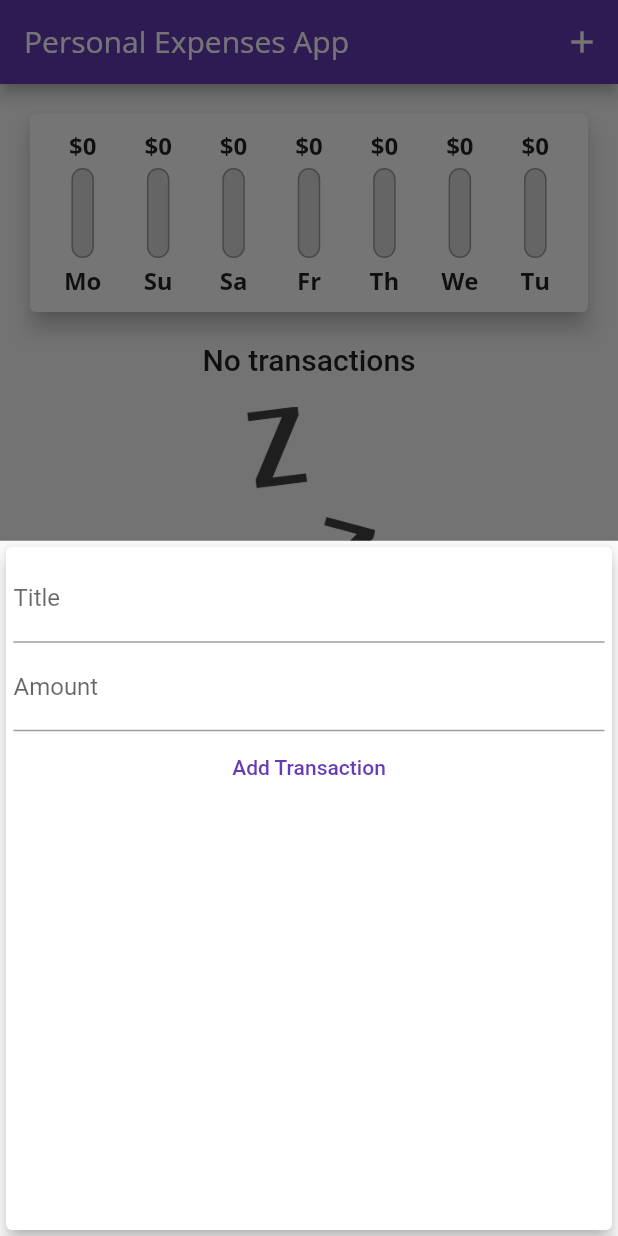
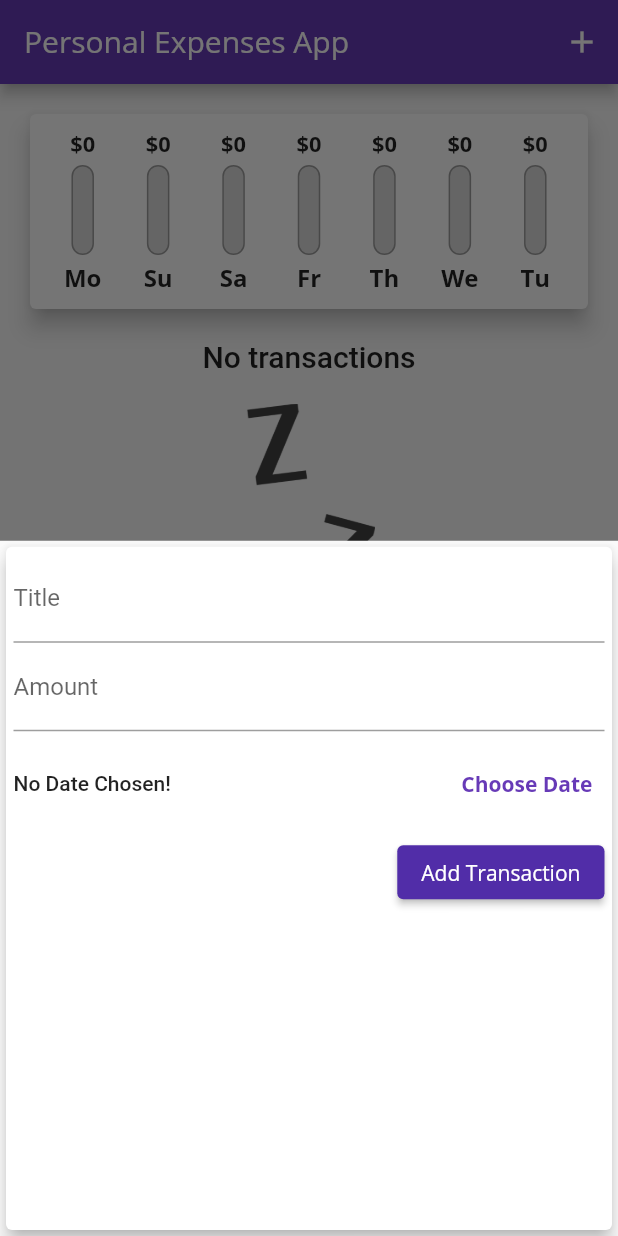
Before and after one commit to sharathbennur/personal_expenses_app, a Flutter app: the screen it shows after launch, after a tap on the "add" icon, on a phone screen of 412 x 824 dp. Run offline on Flutter 3.47's test engine with Material 2 defaults, Android fonts, the phone set to English and light mode, and no system bars.

Commit message:
added transaction date, and ability to compute percentages and display them

```diff
--- a/lib/main.dart
+++ b/lib/main.dart
@@ -18,15 +18,17 @@ class MyApp extends StatelessWidget {
       theme: ThemeData(
         primarySwatch: Colors.deepPurple,
         accentColor: Colors.purple,
-        fontFamily: 'QuickSand',
+        fontFamily: 'OpenSans',
         textTheme: ThemeData.light().textTheme.copyWith(
-                bodyText2: const TextStyle(
-              fontFamily: 'OpenSans',
-              fontWeight: FontWeight.bold,
-              fontSize: 16,
-            )),
+              bodyText2: const TextStyle(
+                fontFamily: 'OpenSans',
+                fontWeight: FontWeight.bold,
+                fontSize: 16,
+              ),
+              button: TextStyle(color: Colors.white),
+            ),
         appBarTheme: const AppBarTheme(
-            titleTextStyle: TextStyle(fontFamily: 'OpenSans', fontSize: 20)),
+            titleTextStyle: TextStyle(fontFamily: 'QuickSand', fontSize: 20)),
       ),
       home: MyHomePage(),
     );
@@ -65,12 +67,13 @@ class _MyHomePageState extends State<MyHomePage> {
     }).toList();
   }
 
-  void _addNewTransaction(String titleTx, double amountTx) {
+  void _addNewTransaction(
+      String titleTx, double amountTx, DateTime datePicked) {
     final newTx = Transaction(
         id: uuid.v1(),
         title: titleTx,
         amount: amountTx,
-        transactionDate: DateTime.now());
+        transactionDate: datePicked);
 
     setState(() {
       _userTransactions.add(newTx);
--- a/lib/widgets/chart_bar.dart
+++ b/lib/widgets/chart_bar.dart
@@ -11,8 +11,11 @@ class ChartBar extends StatelessWidget {
   Widget build(BuildContext context) {
     return Column(
       children: <Widget>[
-        FittedBox(
-          child: Text('\$${amountDay.toStringAsFixed(0)}'),
+        Container(
+          height: 20,
+          child: FittedBox(
+            child: Text('\$${amountDay.toStringAsFixed(0)}'),
+          ),
         ),
         const SizedBox(
           height: 4,
@@ -31,6 +34,7 @@ class ChartBar extends StatelessWidget {
               ),
               FractionallySizedBox(
                 heightFactor: amountPctDay,
+                alignment: FractionalOffset.bottomCenter,
                 child: Container(
                   decoration: BoxDecoration(
                     color: Theme.of(context).primaryColor,
--- a/lib/widgets/new_transaction.dart
+++ b/lib/widgets/new_transaction.dart
@@ -1,4 +1,5 @@
 import 'package:flutter/material.dart';
+import 'package:intl/intl.dart';
 
 class NewTransaction extends StatefulWidget {
   final Function addTx;
@@ -10,23 +11,40 @@ class NewTransaction extends StatefulWidget {
 }
 
 class _NewTransactionState extends State<NewTransaction> {
-  final titleController = TextEditingController();
-  final amountController = TextEditingController();
+  final _titleController = TextEditingController();
+  final _amountController = TextEditingController();
+  DateTime? _selectedDate = null;
 
-  void submitTx() {
-    final enteredTitle = titleController.text;
-    final enteredAmount = double.parse(amountController.text);
+  void _submitTx() {
+    if (_amountController.text.isEmpty) {
+      return;
+    }
+    final enteredTitle = _titleController.text;
+    final enteredAmount = double.parse(_amountController.text);
 
-    if (enteredTitle.isEmpty || enteredAmount <= 0) {
+    if (enteredTitle.isEmpty || enteredAmount <= 0 || _selectedDate == null) {
       return;
     }
 
-    widget.addTx(
-      enteredTitle,
-      enteredAmount,
-    );
+    widget.addTx(enteredTitle, enteredAmount, _selectedDate);
 
     Navigator.of(context).pop();
+  }
+
+  void _presentDatePicker() {
+    showDatePicker(
+            context: context,
+            initialDate: DateTime.now(),
+            firstDate: DateTime(2020),
+            lastDate: DateTime.now())
+        .then((pickedDate) {
+      if (pickedDate == null) {
+        return;
+      }
+      setState(() {
+        _selectedDate = pickedDate;
+      });
+    });
   }
 
   @override
@@ -42,23 +60,53 @@ class _NewTransactionState extends State<NewTransaction> {
               decoration: const InputDecoration(
                 labelText: 'Title',
               ),
-              controller: titleController,
-              onSubmitted: (_) => submitTx(),
+              controller: _titleController,
+              onSubmitted: (_) => _submitTx(),
             ),
             TextField(
               decoration: const InputDecoration(
                 labelText: 'Amount',
               ),
-              controller: amountController,
+              controller: _amountController,
               keyboardType: TextInputType.number,
-              onSubmitted: (_) => submitTx(),
+              onSubmitted: (_) => _submitTx(),
             ),
-            TextButton(
-              onPressed: submitTx,
-              child: const Text(
-                'Add Transaction',
+            Container(
+              height: 70,
+              child: Row(
+                children: <Widget>[
+                  Expanded(
+                    child: Text(
+                      (_selectedDate == null
+                          ? 'No Date Chosen!'
+                          : 'Picked Date: ${DateFormat.yMd().format(_selectedDate!)}'),
+                      style: Theme.of(context).textTheme.bodyText1,
+                    ),
+                  ),
+                  TextButton(
+                    child: const Text(
+                      'Choose Date',
+                      style: TextStyle(fontWeight: FontWeight.bold),
+                    ),
+                    onPressed: _presentDatePicker,
+                  )
+                ],
               ),
-            )
+            ),
+            Row(mainAxisAlignment: MainAxisAlignment.end, children: [
+              ElevatedButton(
+                onPressed: _submitTx,
+                child: const Text(
+                  'Add Transaction',
+                ),
+                style: ButtonStyle(
+                  backgroundColor: MaterialStateProperty.all(
+                      Theme.of(context).primaryColorDark),
+                  textStyle: MaterialStateProperty.all(
+                      Theme.of(context).textTheme.button),
+                ),
+              ),
+            ])
           ],
         ),
       ),
```
